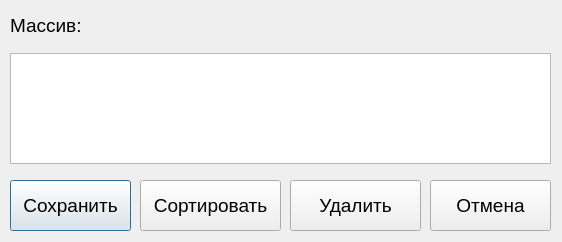
Old version of the form src/Application/EditArrayWindow.ui in the repository KorablikDimak/RPS.
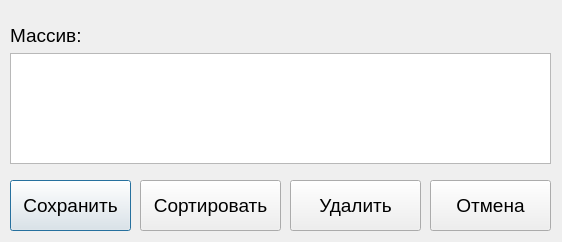
New version of the form.

What changed in the file:
```diff
--- a/src/Application/EditArrayWindow.ui
+++ b/src/Application/EditArrayWindow.ui
@@ -35,9 +35,9 @@
    <property name="geometry">
     <rect>
      <x>10</x>
-     <y>0</y>
+     <y>20</y>
      <width>231</width>
-     <height>51</height>
+     <height>31</height>
     </rect>
    </property>
    <property name="font">
```
Left out of the diff: 2 changed lines with no effect on the pictures.
